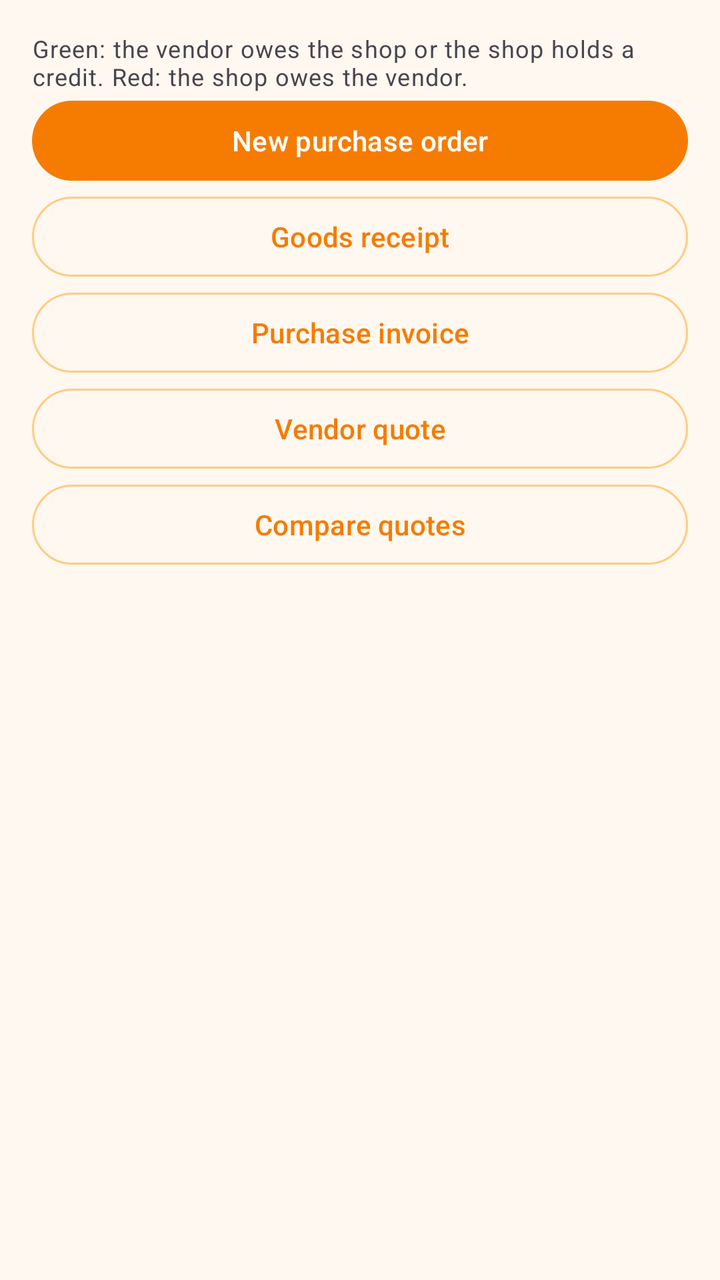
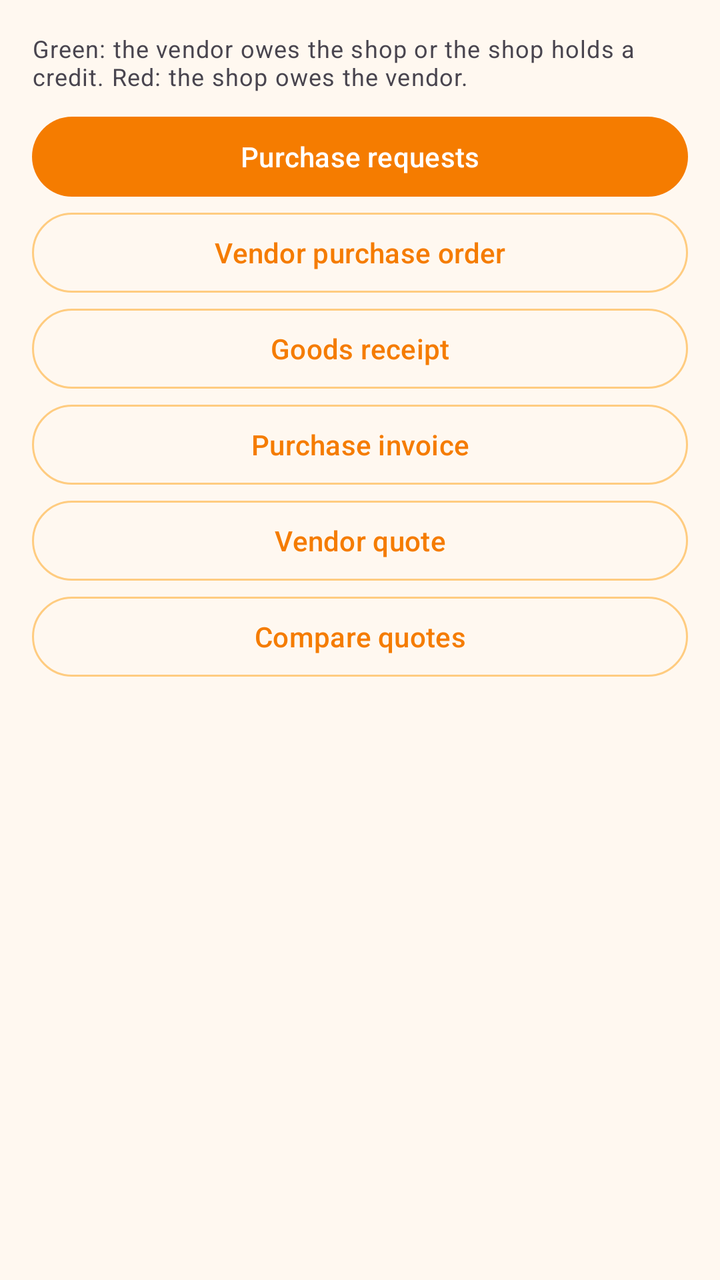

Compare the two renders of this Android layout. The source of the first and the diff that turns it into the second are given below.
<!-- AndroidManifest.xml: application theme Theme.VikrSaathi -->
<!-- res/layout/fragment_purchasing.xml -->
<?xml version="1.0" encoding="utf-8"?>
<ScrollView xmlns:android="http://schemas.android.com/apk/res/android"
    android:layout_width="match_parent"
    android:layout_height="match_parent">

    <LinearLayout
        android:layout_width="match_parent"
        android:layout_height="wrap_content"
        android:orientation="vertical"
        android:padding="16dp">

        <TextView
            android:layout_width="match_parent"
            android:layout_height="wrap_content"
            android:text="@string/vendor_balance_sign"
            android:textAppearance="?attr/textAppearanceBodySmall" />

        <com.google.android.material.button.MaterialButton
            android:id="@+id/buttonNewOrder"
            android:layout_width="match_parent"
            android:layout_height="wrap_content"
            android:text="@string/new_purchase_order" />

        <com.google.android.material.button.MaterialButton
            android:id="@+id/buttonNewReceipt"
            style="@style/Widget.Material3.Button.OutlinedButton"
            android:layout_width="match_parent"
            android:layout_height="wrap_content"
            android:text="@string/new_goods_receipt" />

        <com.google.android.material.button.MaterialButton
            android:id="@+id/buttonNewInvoice"
            style="@style/Widget.Material3.Button.OutlinedButton"
            android:layout_width="match_parent"
            android:layout_height="wrap_content"
            android:text="@string/new_purchase_invoice" />

        <com.google.android.material.button.MaterialButton
            android:id="@+id/buttonNewQuote"
            style="@style/Widget.Material3.Button.OutlinedButton"
            android:layout_width="match_parent"
            android:layout_height="wrap_content"
            android:text="@string/new_quote" />

        <com.google.android.material.button.MaterialButton
            android:id="@+id/buttonCompareQuotes"
            style="@style/Widget.Material3.Button.OutlinedButton"
            android:layout_width="match_parent"
            android:layout_height="wrap_content"
            android:text="@string/compare_quotes" />

        <TextView
            android:id="@+id/textPurchaseBody"
            android:layout_width="match_parent"
            android:layout_height="wrap_content"
            android:layout_marginTop="12dp"
            android:textAppearance="?attr/textAppearanceBodyMedium" />
    </LinearLayout>
</ScrollView>
<!-- resources referenced by this layout -->
<resources>
  <string name="compare_quotes">Compare quotes</string>
  <string name="new_goods_receipt">Goods receipt</string>
  <string name="new_purchase_invoice">Purchase invoice</string>
  <string name="new_purchase_order">New purchase order</string>
  <string name="new_quote">Vendor quote</string>
  <string name="vendor_balance_sign">Green: the vendor owes the shop or the shop holds a credit. Red: the shop owes the vendor.</string>
  <style name="Theme.VikrSaathi" parent="Theme.Material3.DayNight.NoActionBar">
          <item name="colorPrimary">@color/orange_primary</item>
          <item name="colorPrimaryDark">@color/orange_primary_dark</item>
          <item name="colorPrimaryVariant">@color/orange_primary_dark</item>
          <item name="colorOnPrimary">@color/orange_on_primary</item>
          <item name="colorSecondary">@color/orange_accent</item>
          <item name="colorSecondaryVariant">@color/orange_700</item>
          <item name="colorOnSecondary">@color/black</item>
          <item name="colorPrimaryContainer">@color/orange_100</item>
          <item name="colorOnPrimaryContainer">@color/orange_900</item>
          <item name="colorSurface">@color/surface_card</item>
          <item name="colorOnSurface">@color/text_primary_dark</item>
          <item name="colorSurfaceVariant">@color/orange_surface</item>
          <item name="colorOnSurfaceVariant">@color/text_secondary_dark</item>
          <item name="colorOutline">@color/stroke_default</item>
          <item name="colorOutlineVariant">@color/stroke_subtle</item>
          <item name="android:colorBackground">@color/orange_surface</item>
          <item name="android:statusBarColor">@color/orange_primary_dark</item>
          <item name="android:navigationBarColor">@color/orange_primary_dark</item>
          <item name="materialSwitchStyle">@style/VikrSaathiSwitch</item>
          <item name="materialButtonOutlinedStyle">@style/VikrSaathiOutlinedButton</item>
      </style>
  <color name="orange_primary">#F57C00</color>
  <color name="orange_primary_dark">#E65100</color>
  <color name="orange_on_primary">#FFFFFF</color>
  <color name="orange_accent">#FFB74D</color>
  <color name="orange_700">#F57C00</color>
  <color name="black">#FF000000</color>
  <color name="orange_100">#FFE0B2</color>
  <color name="orange_900">#E65100</color>
  <color name="surface_card">#FFFFFF</color>
  <color name="text_primary_dark">#212121</color>
  <color name="orange_surface">#FFF8F0</color>
  <color name="text_secondary_dark">#5D4037</color>
  <color name="stroke_default">@color/orange_200</color>
  <color name="stroke_subtle">@color/orange_100</color>
  <style name="VikrSaathiSwitch" parent="Widget.Material3.CompoundButton.MaterialSwitch">
          <item name="thumbTint">@color/switch_thumb_tint</item>
          <item name="trackTint">@color/switch_track_tint</item>
          <item name="trackDecorationTint">@color/switch_track_decoration_tint</item>
      </style>
  <style name="VikrSaathiOutlinedButton" parent="Widget.Material3.Button.OutlinedButton">
          <item name="android:textColor">@color/button_outlined_text</item>
          <item name="strokeColor">@color/button_outlined_stroke</item>
      </style>
  <color name="orange_200">#FFCC80</color>
</resources>

<!-- the commit's change to res/layout/fragment_purchasing.xml (unified diff, before → after) -->
@@ -16,7 +16,15 @@
             android:textAppearance="?attr/textAppearanceBodySmall" />
 
         <com.google.android.material.button.MaterialButton
+            android:id="@+id/buttonPurchaseRequests"
+            android:layout_width="match_parent"
+            android:layout_height="wrap_content"
+            android:layout_marginTop="8dp"
+            android:text="@string/purchase_requests" />
+
+        <com.google.android.material.button.MaterialButton
             android:id="@+id/buttonNewOrder"
+            style="@style/Widget.Material3.Button.OutlinedButton"
             android:layout_width="match_parent"
             android:layout_height="wrap_content"
             android:text="@string/new_purchase_order" />
<!-- resource entries referenced after the edit -->
@@ -3,8 +3,9 @@
   <string name="compare_quotes">Compare quotes</string>
   <string name="new_goods_receipt">Goods receipt</string>
   <string name="new_purchase_invoice">Purchase invoice</string>
-  <string name="new_purchase_order">New purchase order</string>
+  <string name="new_purchase_order">Vendor purchase order</string>
   <string name="new_quote">Vendor quote</string>
+  <string name="purchase_requests">Purchase requests</string>
   <string name="vendor_balance_sign">Green: the vendor owes the shop or the shop holds a credit. Red: the shop owes the vendor.</string>
   <style name="Theme.VikrSaathi" parent="Theme.Material3.DayNight.NoActionBar">
           <item name="colorPrimary">@color/orange_primary</item>
